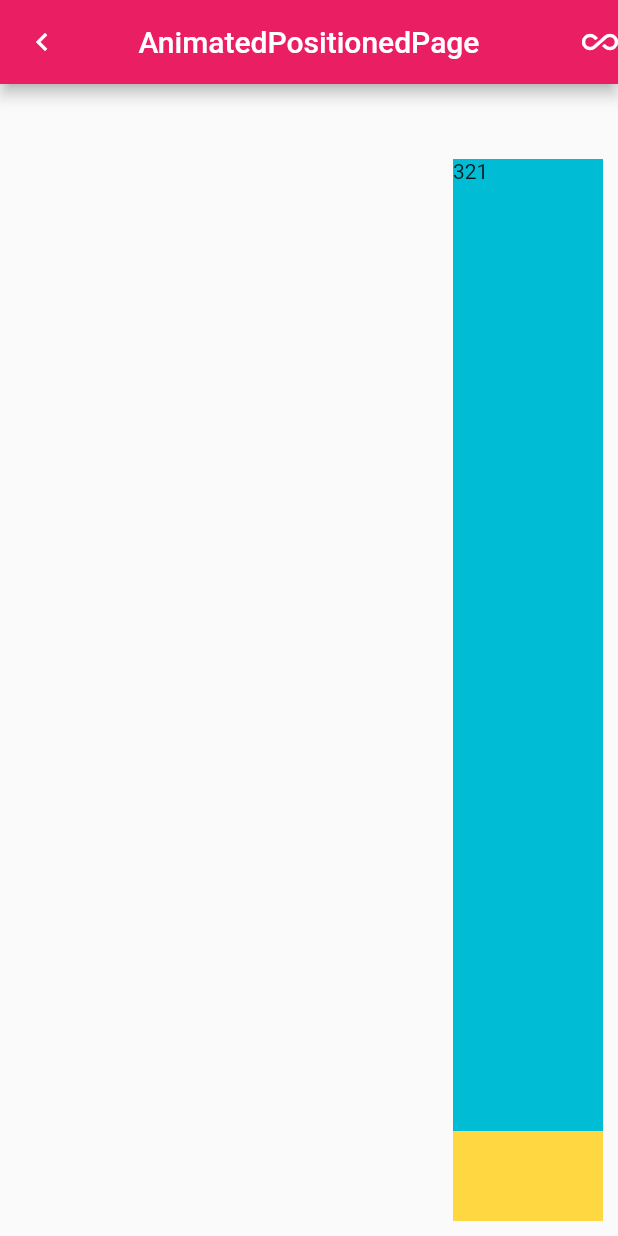
After one commit to 1963828747/flutter-widget, a Flutter app: the AnimatedPositionedPage screen opened directly, on a phone screen of 412 x 824 dp. The commit adds this screen. Run offline on Flutter 3.47's test engine with Material 2 defaults, Android fonts, the phone set to English and light mode, and no system bars; our stand-ins replace audioplayers, charts_flutter, chewie, dio, flutter_swiper, image_picker and 2 more; missing offline and left inert: fdottedline, flutter_picker, multi_image_picker; network calls fail.

Commit message:
更新可选文本，交叉淡化，边距及位置动画等

```diff
--- /dev/null
+++ b/lib/page/home/index02/animatedpositioned_page.dart
@@ -0,0 +1,63 @@
+import 'package:flutter/material.dart';
+class AnimatedPositionedPage extends StatefulWidget {
+  @override
+  _AnimatedPositionedPageState createState() => _AnimatedPositionedPageState();
+}
+
+class _AnimatedPositionedPageState extends State<AnimatedPositionedPage> {
+  bool showMessage = false;
+  @override
+  Widget build(BuildContext context) {
+
+    return Scaffold(
+      appBar: AppBar(
+        title: Text('AnimatedPositionedPage'),
+        centerTitle: true,
+        leading: GestureDetector(
+            onTap: () {
+              Navigator.pop(context);
+            },
+            child: Icon(Icons.keyboard_arrow_left)),
+        actions: [
+          InkWell(
+          onTap: (){
+            setState(() {
+              if(showMessage==false){
+                showMessage=true;
+              }else{
+                showMessage=false;
+              }
+            });
+            print(showMessage);
+          },
+          child: Icon(Icons.all_inclusive),
+
+        )],
+      ),
+      body: Center(
+        child: Stack(
+          children: [
+            Positioned(
+                bottom: 10,
+                right: 10,
+                child: Container(
+                  color: Colors.amberAccent,
+                  height: 100,
+                  width: 100,
+                  child: Text('123'),)),
+            AnimatedPositioned(
+                right: 10,
+                bottom: showMessage?70:70,
+                top: showMessage?150:50,
+                child: Container(
+              color: Colors.cyan,
+              height: 100,
+              width: 100,
+              child: Text('321'),),
+                duration: Duration(seconds: 1)),
+          ],
+        ),
+      ),
+    );
+  }
+}
```
Also changed, not shown: lib/page/home/index02/animatedcrossfade_page.dart (added, +54 -0 lines), lib/page/home/index02/animatedpadding_page.dart (added, +47 -0 lines), lib/page/home/index02/selectable_text.dart (added, +36 -0 lines), lib/page/home/myhome_page.dart (+9 -3 lines).
